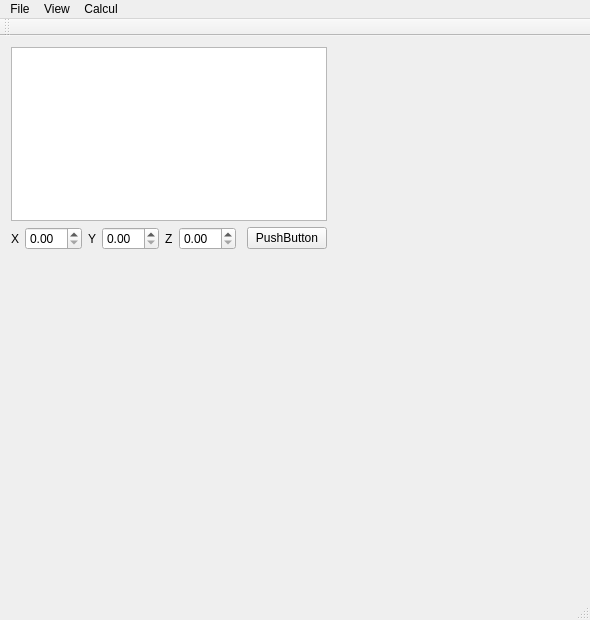
First picture: the form in src/mainwindow.ui, repository clemousse/megafi, before the edit.
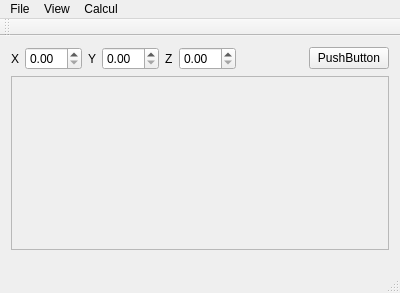
Second picture: the form after the edit.

Commit message:
Created a class representing an openGL window.
Connections are available through a pointer to the other window.

Patch:
```diff
--- a/src/mainwindow.ui
+++ b/src/mainwindow.ui
@@ -6,8 +6,8 @@
    <rect>
     <x>0</x>
     <y>0</y>
-    <width>590</width>
-    <height>620</height>
+    <width>400</width>
+    <height>293</height>
    </rect>
   </property>
   <property name="windowTitle">
@@ -19,7 +19,7 @@
      <rect>
       <x>0</x>
       <y>0</y>
-      <width>338</width>
+      <width>400</width>
       <height>225</height>
      </rect>
     </property>
@@ -31,49 +31,39 @@
       <enum>QLayout::SetNoConstraint</enum>
      </property>
      <item>
-      <widget class="QGraphicsView" name="graphicsView">
-       <property name="enabled">
-        <bool>true</bool>
-       </property>
-       <property name="locale">
-        <locale language="French" country="France"/>
-       </property>
-      </widget>
-     </item>
-     <item>
-      <layout class="QHBoxLayout" name="horizontalLayout">
+      <layout class="QHBoxLayout" name="hlCoordinatesLayout">
        <item>
-        <widget class="QLabel" name="label">
+        <widget class="QLabel" name="lblX">
          <property name="text">
           <string>X</string>
          </property>
         </widget>
        </item>
        <item>
-        <widget class="QDoubleSpinBox" name="doubleSpinBox_2"/>
+        <widget class="QDoubleSpinBox" name="bxXcoord"/>
        </item>
        <item>
-        <widget class="QLabel" name="label_2">
+        <widget class="QLabel" name="lblY">
          <property name="text">
           <string>Y</string>
          </property>
         </widget>
        </item>
        <item>
-        <widget class="QDoubleSpinBox" name="doubleSpinBox"/>
+        <widget class="QDoubleSpinBox" name="bxYcoord"/>
        </item>
        <item>
-        <widget class="QLabel" name="label_3">
+        <widget class="QLabel" name="lblZ">
          <property name="text">
           <string>Z</string>
          </property>
         </widget>
        </item>
        <item>
-        <widget class="QDoubleSpinBox" name="doubleSpinBox_3"/>
+        <widget class="QDoubleSpinBox" name="bxZcoord"/>
        </item>
        <item>
-        <spacer name="horizontalSpacer">
+        <spacer name="spcrCoords">
          <property name="orientation">
           <enum>Qt::Horizontal</enum>
          </property>
@@ -86,7 +76,7 @@
         </spacer>
        </item>
        <item>
-        <widget class="QPushButton" name="pushButton">
+        <widget class="QPushButton" name="btnComputation">
          <property name="text">
           <string>PushButton</string>
          </property>
@@ -94,6 +84,23 @@
        </item>
       </layout>
      </item>
+     <item>
+      <widget class="QScrollArea" name="scrollArea">
+       <property name="widgetResizable">
+        <bool>true</bool>
+       </property>
+       <widget class="QWidget" name="scrollAreaWidgetContents">
+        <property name="geometry">
+         <rect>
+          <x>0</x>
+          <y>0</y>
+          <width>396</width>
+          <height>182</height>
+         </rect>
+        </property>
+       </widget>
+      </widget>
+     </item>
     </layout>
    </widget>
   </widget>
@@ -102,8 +109,8 @@
     <rect>
      <x>0</x>
      <y>0</y>
-     <width>532</width>
-     <height>21</height>
+     <width>400</width>
+     <height>29</height>
     </rect>
    </property>
    <widget class="QMenu" name="menuFile">
```
Left out of the diff: 11 changed lines with no effect on the pictures. The commit also changes 5 other files.
